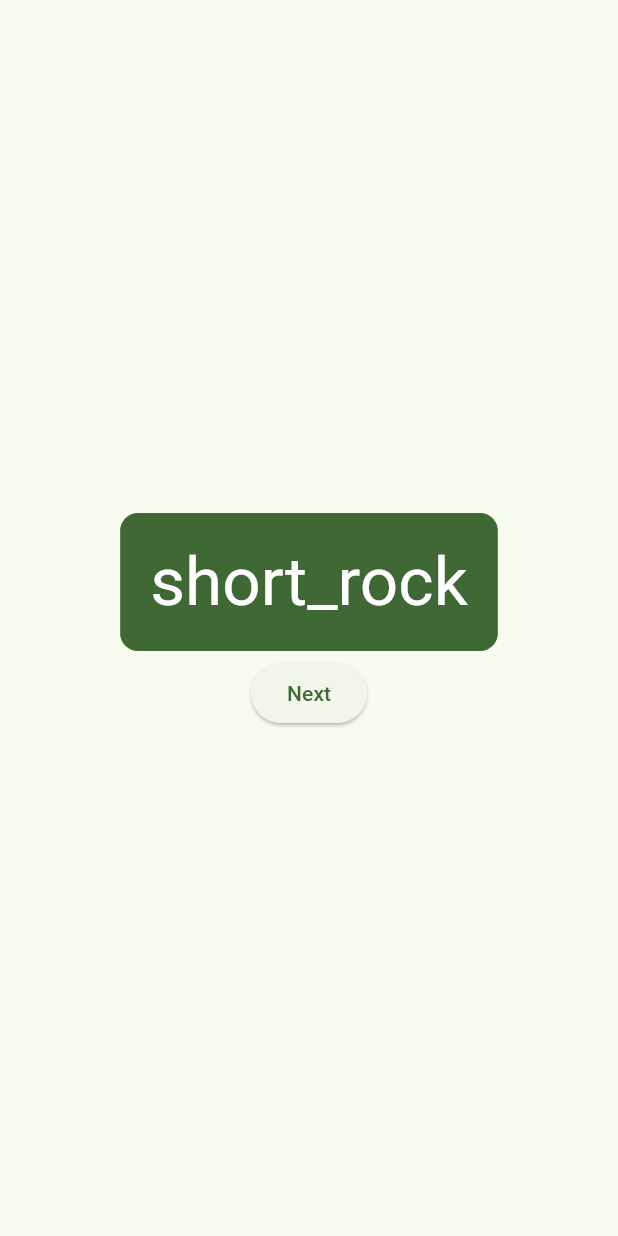
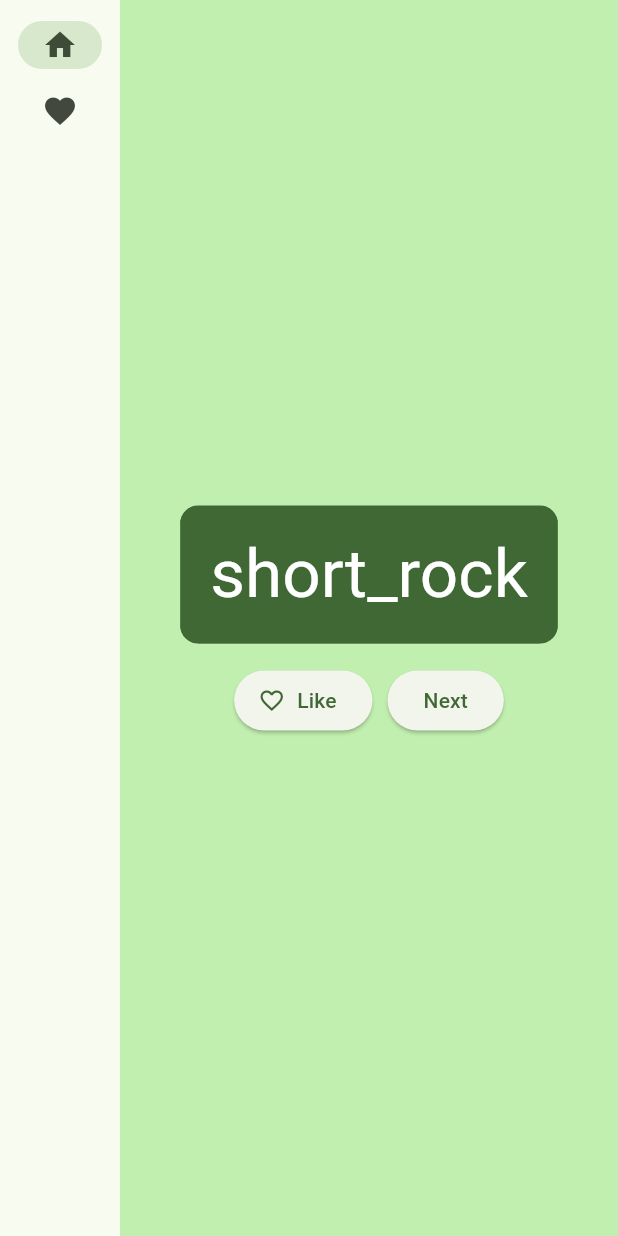
Before and after one commit to zhuikovda/first_flutter_app, a Flutter app: the screen it shows after launch, on a phone screen of 412 x 824 dp. Run offline on Flutter 3.47's test engine with Material 2 defaults, Android fonts, the phone set to English and light mode, and no system bars.

Commit message:
codelabs steps 6-7

```diff
--- a/lib/main.dart
+++ b/lib/main.dart
@@ -28,28 +28,121 @@ class MyApp extends StatelessWidget {
 
 class MyAppState extends ChangeNotifier {
   var current = WordPair.random();
+  var favorites = <WordPair>[];
 
   void getNext() {
     current = WordPair.random();
     notifyListeners();
   }
+
+  void toggleFavorite() {
+    if (favorites.contains(current)) {
+      favorites.remove(current);
+    } else {
+      favorites.add(current);
+    }
+    notifyListeners();
+  }
 }
 
-class MyHomePage extends StatelessWidget {
+class MyHomePage extends StatefulWidget {
+  @override
+  State<MyHomePage> createState() => _MyHomePageState();
+}
+
+class _MyHomePageState extends State<MyHomePage> {
+  var selectedIndex = 0;
+
+  @override
+  Widget build(BuildContext context) {
+    Widget page;
+    switch (selectedIndex) {
+      case 0:
+        page = GeneratorPage();
+        break;
+      case 1:
+        page = Placeholder();
+        break;
+      default:
+        throw UnimplementedError('no widget for $selectedIndex');
+    }
+
+    return LayoutBuilder(builder: (context, constrains) {
+      return Scaffold(
+        body: Row(
+          children: [
+            SafeArea(
+              child: NavigationRail(
+                extended: constrains.maxWidth >= 600,
+                destinations: [
+                  NavigationRailDestination(
+                    icon: Icon(Icons.home),
+                    label: Text('Home'),
+                  ),
+                  NavigationRailDestination(
+                    icon: Icon(Icons.favorite),
+                    label: Text('Favorites'),
+                  ),
+                ],
+                selectedIndex: selectedIndex,
+                onDestinationSelected: (value) => {
+                  setState(() {
+                    selectedIndex = value;
+                  }),
+                },
+              ),
+            ),
+            Expanded(
+                child: Container(
+              color: Theme.of(context).colorScheme.primaryContainer,
+              child: page,
+            ))
+          ],
+        ),
+      );
+    });
+  }
+}
+
+class GeneratorPage extends StatelessWidget {
   @override
   Widget build(BuildContext context) {
     var appState = context.watch<MyAppState>();
     var pair = appState.current;
 
-    return Scaffold(
-      body: Center(
+    IconData icon;
+    if (appState.favorites.contains(pair)) {
+      icon = Icons.favorite;
+    } else {
+      icon = Icons.favorite_border;
+    }
+
+    return Center(
       child: Column(
         mainAxisAlignment: MainAxisAlignment.center,
         children: [
           BigCard(pair: pair),
-            Button(appState: appState),
+          SizedBox(height: 10),
+          Row(
+            mainAxisSize: MainAxisSize.min,
+            children: [
+              ElevatedButton.icon(
+                onPressed: () {
+                  appState.toggleFavorite();
+                },
+                icon: Icon(icon),
+                label: Text('Like'),
+              ),
+              SizedBox(width: 10),
+              ElevatedButton(
+                onPressed: () {
+                  appState.getNext();
+                },
+                child: Text('Next'),
+              ),
             ],
           ),
+        ],
       ),
     );
   }
@@ -65,11 +158,36 @@ class Button extends StatelessWidget {
 
   @override
   Widget build(BuildContext context) {
-    return ElevatedButton(
+    var appState = context.watch<MyAppState>();
+    var pair = appState.current;
+
+    IconData icon;
+    if (appState.favorites.contains(pair)) {
+      icon = Icons.favorite;
+    } else {
+      icon = Icons.favorite_border;
+    }
+
+    return Row(
+      mainAxisSize: MainAxisSize.min,
+      children: [
+        Padding(
+          padding: const EdgeInsets.only(right: 10),
+          child: ElevatedButton(
             onPressed: () {
               appState.getNext();
             },
             child: Text('Next'),
+          ),
+        ),
+        ElevatedButton.icon(
+          onPressed: () {
+            appState.toggleFavorite();
+          },
+          icon: Icon(icon),
+          label: Text('Like'),
+        ),
+      ],
     );
   }
 }
```
Lines whose indentation alone changed are shown as unchanged.
